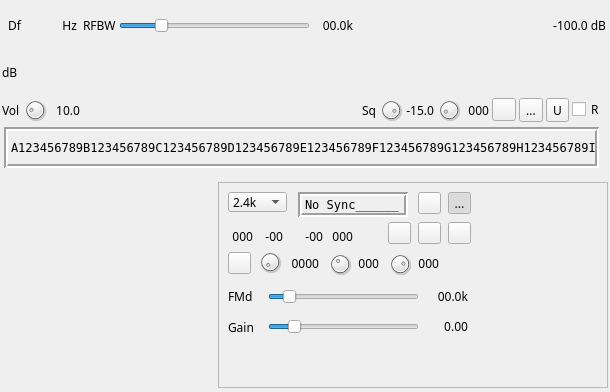
The window that plugins/channelrx/demoddsd/dsddemodgui.ui (f4exb/sdrangel) describes before a commit, drawn with Qt 5.
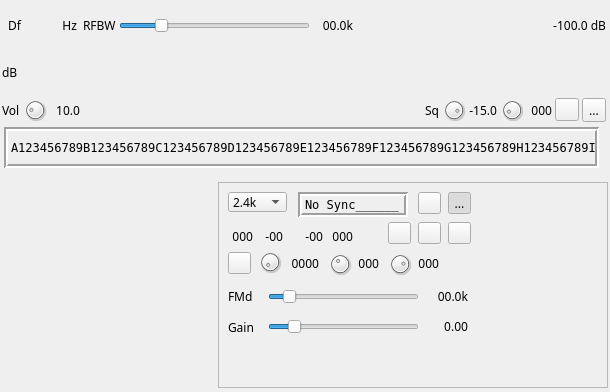
The same window after the commit. Icons and pictures are not drawn. Custom widgets are drawn as their Qt base class.

Patch:
```diff
--- a/plugins/channelrx/demoddsd/dsddemodgui.ui
+++ b/plugins/channelrx/demoddsd/dsddemodgui.ui
@@ -460,26 +460,6 @@
         </property>
        </widget>
       </item>
-      <item>
-       <widget class="ButtonSwitch" name="udpOutput">
-        <property name="toolTip">
-         <string>Copy audio output to UDP</string>
-        </property>
-        <property name="text">
-         <string>U</string>
-        </property>
-       </widget>
-      </item>
-      <item>
-       <widget class="QCheckBox" name="useRTP">
-        <property name="toolTip">
-         <string>Use RTP protocol for audio copy to UDP</string>
-        </property>
-        <property name="text">
-         <string>R</string>
-        </property>
-       </widget>
-      </item>
      </layout>
     </item>
     <item>
```
